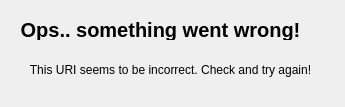
The window that client/uri.ui (SimoneDutto/CollaborativeEditor) describes before a commit, drawn with Qt 5.
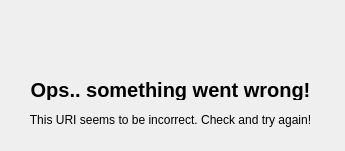
The same window after the commit. Icons and pictures are not drawn.

What changed in the file:
```diff
--- a/client/uri.ui
+++ b/client/uri.ui
@@ -7,7 +7,7 @@
     <x>0</x>
     <y>0</y>
     <width>345</width>
-    <height>107</height>
+    <height>151</height>
    </rect>
   </property>
   <property name="windowTitle">
@@ -16,8 +16,8 @@
   <widget class="QLabel" name="label">
    <property name="geometry">
     <rect>
-     <x>20</x>
-     <y>20</y>
+     <x>30</x>
+     <y>80</y>
      <width>281</width>
      <height>20</height>
     </rect>
@@ -40,7 +40,7 @@
    <property name="geometry">
     <rect>
      <x>10</x>
-     <y>60</y>
+     <y>110</y>
      <width>321</width>
      <height>20</height>
     </rect>
@@ -52,6 +52,22 @@
     <set>Qt::AlignCenter</set>
    </property>
   </widget>
+  <widget class="QLabel" name="label_3">
+   <property name="geometry">
+    <rect>
+     <x>130</x>
+     <y>10</y>
+     <width>71</width>
+     <height>61</height>
+    </rect>
+   </property>
+   <property name="text">
+    <string/>
+   </property>
+   <property name="pixmap">
+    <pixmap resource="resource.qrc">:/rec/icone/error.png</pixmap>
+   </property>
+  </widget>
  </widget>
  <resources/>
  <connections/>
```
Left out of the diff: 4 changed lines with no effect on the pictures.
